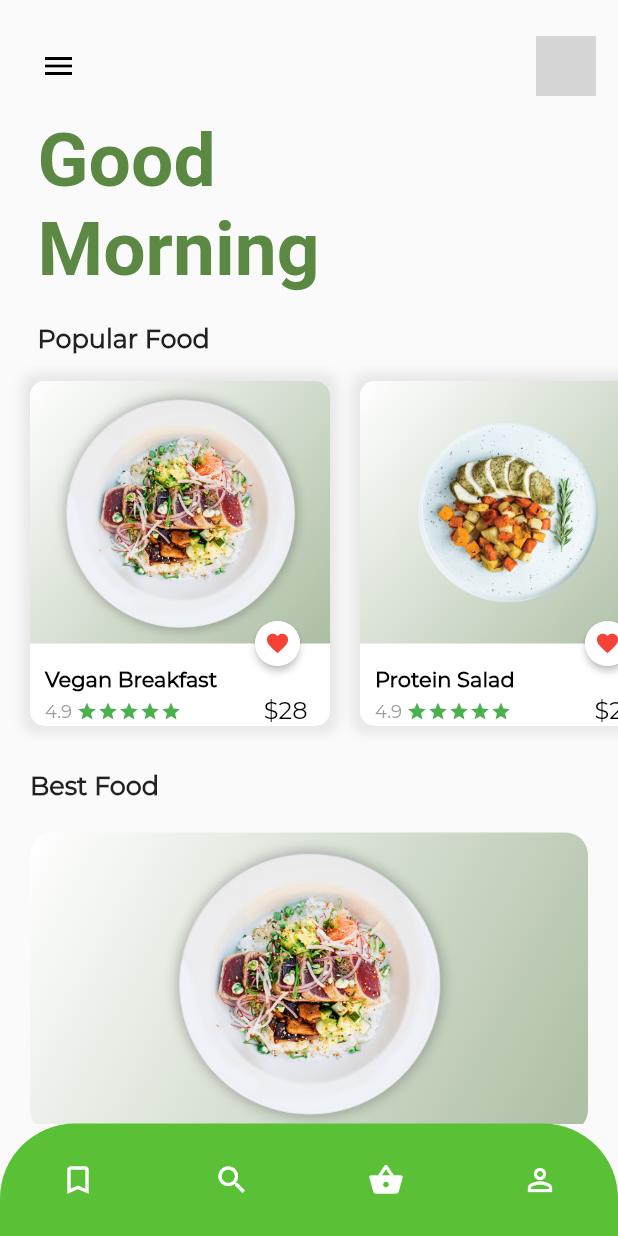
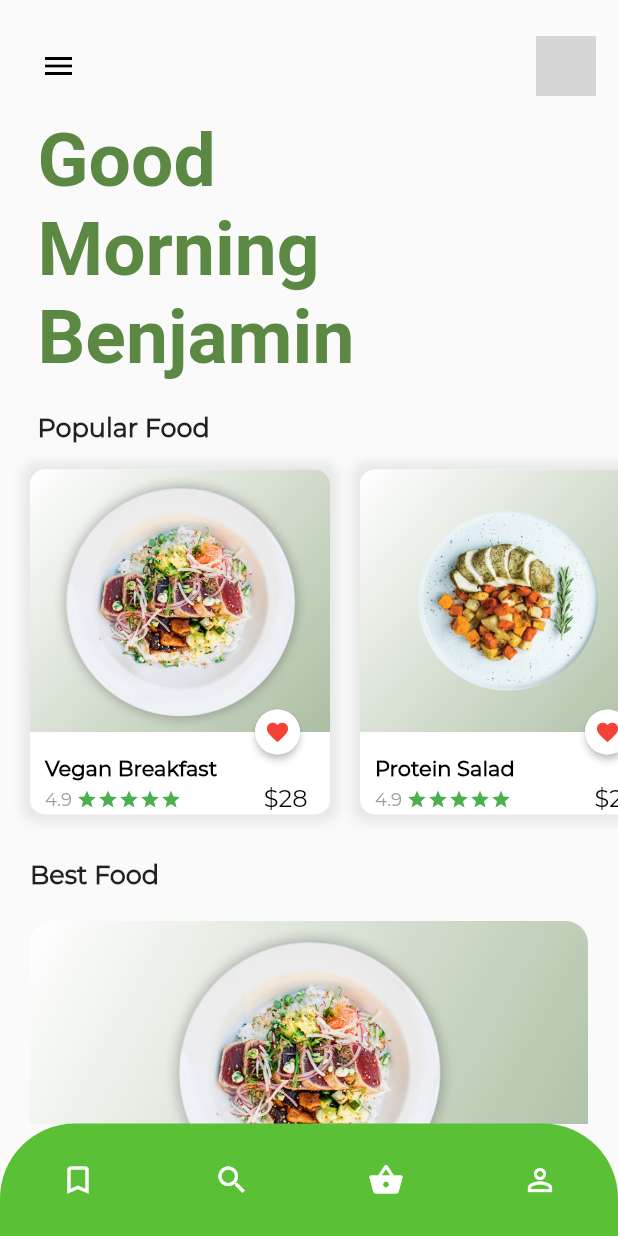
Before and after one commit to Edivri/foodconceptUI, a Flutter app: the screen it shows after launch, on a phone screen of 412 x 824 dp. Run offline on Flutter 3.47's test engine with Material 2 defaults, Android fonts, the phone set to English and light mode, and no system bars; Roboto replaces fonts that are missing (Futur); project files that could hold a hidden picture were left out; grey boxes are pictures that could not be loaded.

Commit message:
Initial Commit

```diff
--- a/assets/sharefonts.net.txt
+++ /dev/null
@@ -1 +0,0 @@
-Free download fonts at http://sharefonts.net
--- a/lib/main.dart
+++ b/lib/main.dart
@@ -61,7 +61,7 @@ class _MyHomePageState extends State<MyHomePage> {
                       fontWeight: FontWeight.bold,
                       color: Color(0xFF5B8842),
                       fontSize: 50.0)),
-              Text('Morning',
+              Text('Morning Benjamin',
                   style: TextStyle(
                       fontWeight: FontWeight.bold,
                       color: Color(0xFF5B8842),
```
Also changed, not shown: pubspec.lock, 5 other files.
